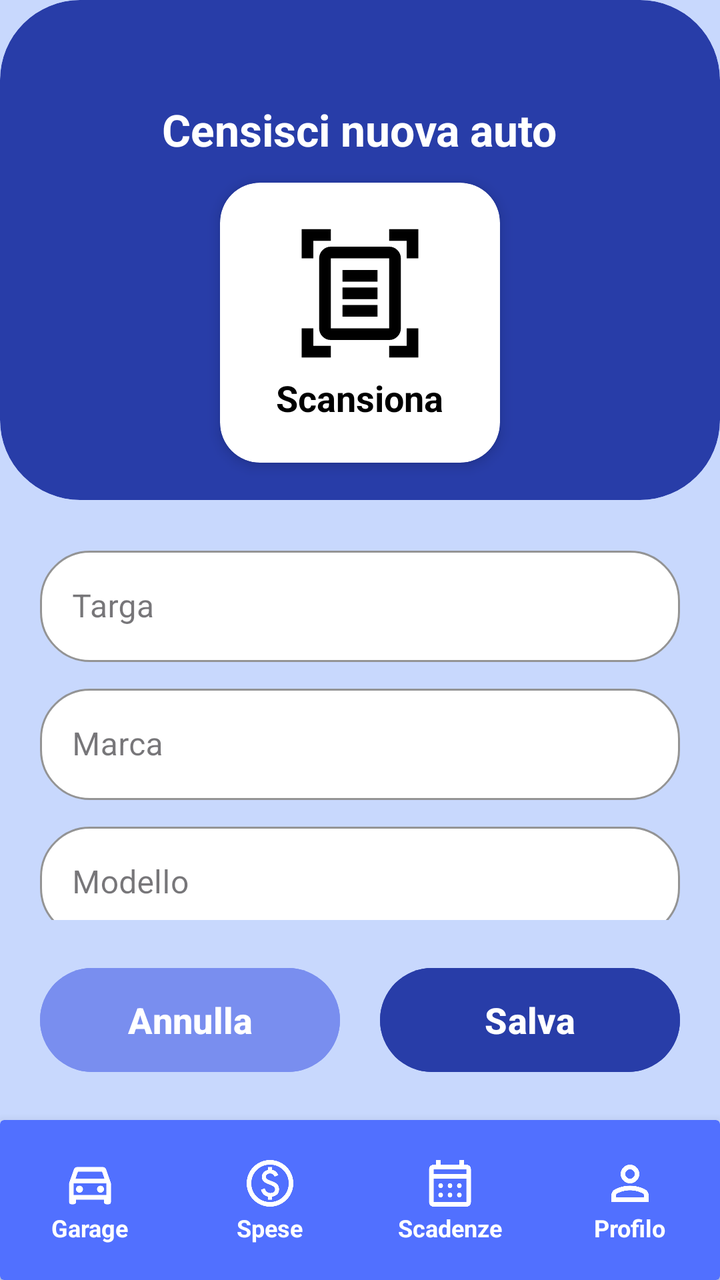
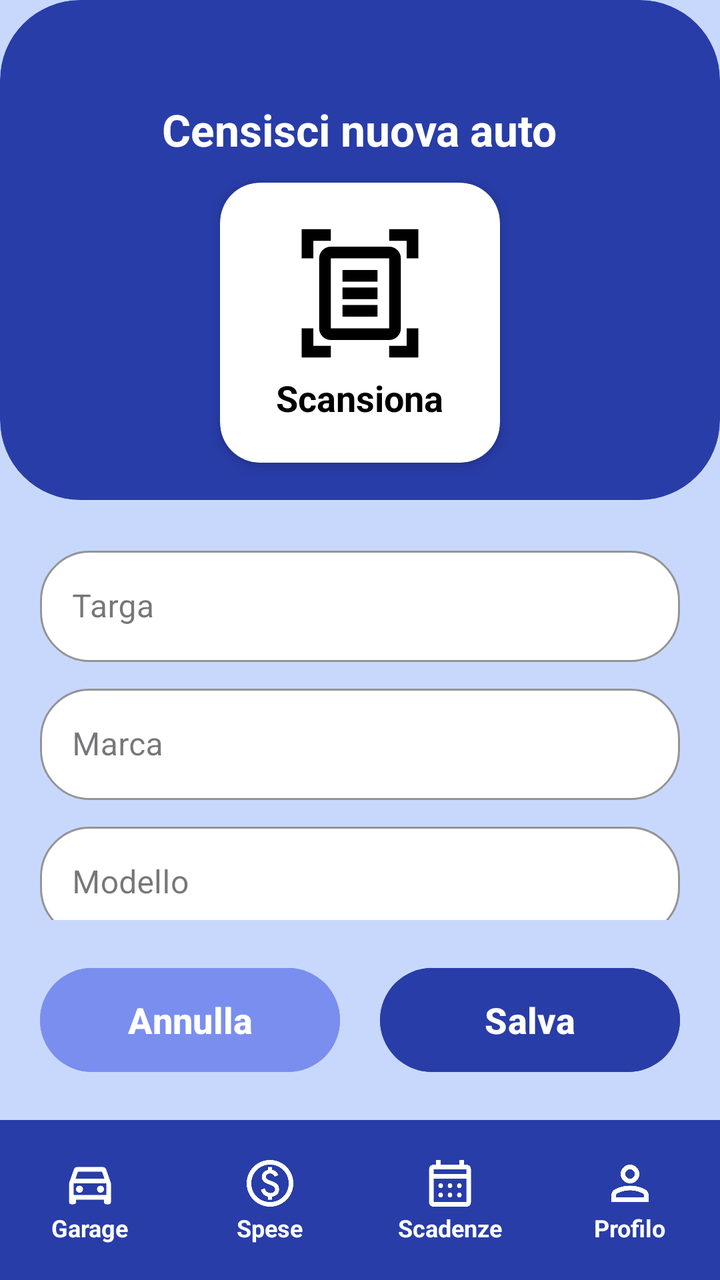

The first picture is an Android layout as it rendered before a commit; the second is the same layout after the commit. The layout source and the unified diff follow.
<!-- AndroidManifest.xml: application theme Theme.MyCarManager -->
<!-- res/layout/activity_censimento_auto.xml -->
<?xml version="1.0" encoding="utf-8"?>
<androidx.constraintlayout.widget.ConstraintLayout
    xmlns:android="http://schemas.android.com/apk/res/android"
    xmlns:app="http://schemas.android.com/apk/res-auto"
    android:layout_width="match_parent"
    android:layout_height="match_parent"
    android:background="@color/Blu_chiaro2"
    android:layout_marginTop="-40dp">

    <include
        android:id="@+id/header"
        layout="@layout/item_scansione"

        app:layout_constraintTop_toTopOf="parent"

        />

    
    <androidx.core.widget.NestedScrollView
        android:id="@+id/nsCampi"
        android:layout_width="match_parent"
        android:layout_height="0dp"
        android:fillViewport="true"
        android:isScrollContainer="true"
        app:layout_constraintTop_toBottomOf="@id/header"
        app:layout_constraintBottom_toTopOf="@id/llButtons">

        <LinearLayout
            android:layout_width="match_parent"
            android:layout_height="wrap_content"
            android:orientation="vertical"
            android:padding="20dp">

            
            <com.google.android.material.textfield.TextInputLayout
                style="@style/Widget.MaterialComponents.TextInputLayout.OutlinedBox"
                android:layout_width="match_parent"
                android:layout_height="wrap_content"
                android:layout_marginBottom="8dp"
                app:boxBackgroundColor="@color/Bianco"
                app:boxCornerRadiusBottomEnd="25dp"
                app:boxCornerRadiusBottomStart="25dp"
                app:boxCornerRadiusTopEnd="25dp"
                app:boxCornerRadiusTopStart="25dp"
                app:boxStrokeColor="@color/Blu"
                app:hintTextColor="@color/Blu">
                <com.google.android.material.textfield.TextInputEditText
                    android:layout_width="match_parent"
                    android:layout_height="wrap_content"
                    android:hint="Targa"
                    android:textColor="@color/Blu" />
            </com.google.android.material.textfield.TextInputLayout>
            <com.google.android.material.textfield.TextInputLayout
                style="@style/Widget.MaterialComponents.TextInputLayout.OutlinedBox"
                android:layout_width="match_parent"
                android:layout_height="wrap_content"
                android:layout_marginBottom="8dp"
                app:boxBackgroundColor="@color/Bianco"
                app:boxCornerRadiusBottomEnd="25dp"
                app:boxCornerRadiusBottomStart="25dp"
                app:boxCornerRadiusTopEnd="25dp"
                app:boxCornerRadiusTopStart="25dp"
                app:boxStrokeColor="@color/Blu"
                app:hintTextColor="@color/Blu">
                <com.google.android.material.textfield.TextInputEditText
                    android:layout_width="match_parent"
                    android:layout_height="wrap_content"
                    android:hint="Marca"
                    android:textColor="@color/Blu" />
            </com.google.android.material.textfield.TextInputLayout>
            <com.google.android.material.textfield.TextInputLayout
                style="@style/Widget.MaterialComponents.TextInputLayout.OutlinedBox"
                android:layout_width="match_parent"
                android:layout_height="wrap_content"
                android:layout_marginBottom="8dp"
                app:boxBackgroundColor="@color/Bianco"
                app:boxCornerRadiusBottomEnd="25dp"
                app:boxCornerRadiusBottomStart="25dp"
                app:boxCornerRadiusTopEnd="25dp"
                app:boxCornerRadiusTopStart="25dp"
                app:boxStrokeColor="@color/Blu"
                app:hintTextColor="@color/Blu">
                <com.google.android.material.textfield.TextInputEditText
                    android:layout_width="match_parent"
                    android:layout_height="wrap_content"
                    android:hint="Modello"
                    android:textColor="@color/Blu" />
            </com.google.android.material.textfield.TextInputLayout>
            <com.google.android.material.textfield.TextInputLayout
                style="@style/Widget.MaterialComponents.TextInputLayout.OutlinedBox"
                android:layout_width="match_parent"
                android:layout_height="wrap_content"
                android:layout_marginBottom="8dp"
                app:boxBackgroundColor="@color/Bianco"
                app:boxCornerRadiusBottomEnd="25dp"
                app:boxCornerRadiusBottomStart="25dp"
                app:boxCornerRadiusTopEnd="25dp"
                app:boxCornerRadiusTopStart="25dp"
                app:boxStrokeColor="@color/Blu"
                app:hintTextColor="@color/Blu">
                <com.google.android.material.textfield.TextInputEditText
                    android:layout_width="match_parent"
                    android:layout_height="wrap_content"
                    android:hint="Cilindrata"
                    android:textColor="@color/Blu" />
            </com.google.android.material.textfield.TextInputLayout>
            <com.google.android.material.textfield.TextInputLayout
                style="@style/Widget.MaterialComponents.TextInputLayout.OutlinedBox"
                android:layout_width="match_parent"
                android:layout_height="wrap_content"
                android:layout_marginBottom="8dp"
                app:boxBackgroundColor="@color/Bianco"
                app:boxCornerRadiusBottomEnd="25dp"
                app:boxCornerRadiusBottomStart="25dp"
                app:boxCornerRadiusTopEnd="25dp"
                app:boxCornerRadiusTopStart="25dp"
                app:boxStrokeColor="@color/Blu"
                app:hintTextColor="@color/Blu">
                <com.google.android.material.textfield.TextInputEditText
                    android:layout_width="match_parent"
                    android:layout_height="wrap_content"
                    android:hint="Km attuali"
                    android:textColor="@color/Blu" />
            </com.google.android.material.textfield.TextInputLayout>

            <com.google.android.material.textfield.TextInputLayout
                style="@style/Widget.MaterialComponents.TextInputLayout.OutlinedBox"
                android:layout_width="match_parent"
                android:layout_height="wrap_content"
                android:layout_marginBottom="8dp"
                app:boxBackgroundColor="@color/Bianco"
                app:boxCornerRadiusBottomEnd="25dp"
                app:boxCornerRadiusBottomStart="25dp"
                app:boxCornerRadiusTopEnd="25dp"
                app:boxCornerRadiusTopStart="25dp"
                app:boxStrokeColor="@color/Blu"
                app:hintTextColor="@color/Blu">
                <com.google.android.material.textfield.TextInputEditText
                    android:layout_width="match_parent"
                    android:layout_height="wrap_content"
                    android:hint="Immatricolazione"
                    android:textColor="@color/Blu" />
            </com.google.android.material.textfield.TextInputLayout>

            
            

        </LinearLayout>
    </androidx.core.widget.NestedScrollView>

    
    <LinearLayout
        android:id="@+id/llButtons"
        android:layout_width="match_parent"
        android:layout_height="wrap_content"
        android:orientation="horizontal"
        android:weightSum="2"
        android:padding="20dp"
        app:layout_constraintBottom_toTopOf="@id/nav_bar">

        <Button
            android:id="@+id/btnAnnulla"
            android:layout_width="0dp"
            android:layout_height="60dp"
            android:layout_weight="1"
            android:layout_marginEnd="10dp"
            android:backgroundTint="@color/Blu_pastello"
            android:text="Annulla"
            android:textAllCaps="false"
            android:textSize="18sp"
            android:textStyle="bold"
            app:cornerRadius="30dp" />

        <Button
            android:id="@+id/btnSalva"
            android:layout_width="0dp"
            android:layout_height="60dp"
            android:layout_weight="1"
            android:layout_marginStart="10dp"
            android:backgroundTint="@color/Blu"
            android:text="Salva"
            android:textAllCaps="false"
            android:textSize="18sp"
            android:textStyle="bold"
            app:cornerRadius="30dp" />

    </LinearLayout>

    
    <include
        android:id="@+id/nav_bar"
        layout="@layout/item_nav_bar"
        android:layout_width="match_parent"
        android:layout_height="wrap_content"
        app:layout_constraintBottom_toBottomOf="parent" />

</androidx.constraintlayout.widget.ConstraintLayout>
<!-- res/layout/item_scansione.xml (included above) -->
<?xml version="1.0" encoding="utf-8"?>
<androidx.cardview.widget.CardView
    xmlns:android="http://schemas.android.com/apk/res/android"
    xmlns:app="http://schemas.android.com/apk/res-auto"
    android:id="@+id/cvHeader"
    android:layout_width="match_parent"
    android:layout_height="250dp"
    android:layout_marginTop="-40dp"
    app:cardBackgroundColor="@color/Blu"
    app:cardCornerRadius="40dp"
    app:cardElevation="0dp">

    <LinearLayout
        android:layout_width="match_parent"
        android:layout_height="match_parent"
        android:orientation="vertical"
        android:gravity="center_horizontal"
        android:paddingTop="50dp">

        <TextView
            android:id="@+id/tvScansione"
            android:layout_width="wrap_content"
            android:layout_height="wrap_content"
            android:text="Censisci nuova auto"
            android:textColor="@color/Bianco"
            android:textSize="22sp"
            android:textStyle="bold"
            android:layout_marginBottom="12dp" />

        <androidx.cardview.widget.CardView
            android:id="@+id/cvScansionaBox"
            android:layout_width="140dp"
            android:layout_height="140dp"
            app:cardBackgroundColor="@color/Bianco"
            app:cardCornerRadius="20dp"
            app:cardElevation="4dp">

            <LinearLayout
                android:layout_width="match_parent"
                android:layout_height="match_parent"
                android:orientation="vertical"
                android:gravity="center"
                android:padding="10dp">

                <ImageView
                    android:id="@+id/imageView"
                    android:layout_width="70dp"
                    android:layout_height="70dp"
                    app:srcCompat="@drawable/ic_scanner"
                    app:tint="@color/Nero" />

                <TextView
                    android:layout_width="wrap_content"
                    android:layout_height="wrap_content"
                    android:text="Scansiona"
                    android:textColor="@color/Nero"
                    android:textSize="18sp"
                    android:textStyle="bold"
                    android:layout_marginTop="5dp" />
            </LinearLayout>
        </androidx.cardview.widget.CardView>

    </LinearLayout>
</androidx.cardview.widget.CardView>
<!-- res/layout/item_nav_bar.xml (included above) -->
<?xml version="1.0" encoding="utf-8"?>
<androidx.cardview.widget.CardView
    xmlns:android="http://schemas.android.com/apk/res/android"
    xmlns:app="http://schemas.android.com/apk/res-auto"
    xmlns:tools="http://schemas.android.com/tools"
    android:layout_width="match_parent"
    android:layout_height="120dp"
    android:layout_marginTop="-40dp"
    app:cardBackgroundColor="@color/Blu_intenso"
    app:cardElevation="8dp">

    
    <LinearLayout
        android:layout_width="match_parent"
        android:layout_height="80dp"
        android:layout_gravity="bottom"
        android:orientation="horizontal"
        android:baselineAligned="false">

        
        <LinearLayout
            android:layout_width="0dp"
            android:layout_height="match_parent"
            android:layout_weight="1"
            android:gravity="center"
            android:orientation="vertical"
            android:clickable="true"
            android:focusable="true"
            >

            <ImageView
                android:layout_width="34dp"
                android:layout_height="28dp"
                android:src="@drawable/ic_auto"
                app:tint="@color/Bianco" />
            <TextView
                android:layout_width="wrap_content"
                android:layout_height="wrap_content"
                android:text="Garage"
                android:textColor="@color/Bianco"
                android:textSize="12sp"
                android:textStyle="bold" />
        </LinearLayout>

        
        <LinearLayout
            android:layout_width="0dp"
            android:layout_height="match_parent"
            android:layout_weight="1"
            android:gravity="center"
            android:orientation="vertical"
            android:clickable="true"
            android:focusable="true"
            >
            <ImageView
                android:layout_width="28dp"
                android:layout_height="28dp"
                android:src="@drawable/ic_spese"
                app:tint="@color/Bianco" />
            <TextView
                android:layout_width="wrap_content"
                android:layout_height="wrap_content"
                android:text="Spese"
                android:textColor="@color/Bianco"
                android:textSize="12sp"
                android:textStyle="bold" />
        </LinearLayout>

        <LinearLayout
            android:layout_width="0dp"
            android:layout_height="match_parent"
            android:layout_weight="1"
            android:gravity="center"
            android:orientation="vertical"
            android:clickable="true"
            android:focusable="true"
            >
            <ImageView
                android:layout_width="28dp"
                android:layout_height="28dp"
                android:src="@drawable/ic_scadenze"
                app:tint="@color/Bianco" />
            <TextView
                android:layout_width="wrap_content"
                android:layout_height="wrap_content"
                android:text="Scadenze"
                android:textColor="@color/Bianco"
                android:textSize="12sp"
                android:textStyle="bold" />
        </LinearLayout>
        <LinearLayout
            android:layout_width="0dp"
            android:layout_height="match_parent"
            android:layout_weight="1"
            android:gravity="center"
            android:orientation="vertical"
            android:clickable="true"
            android:focusable="true"
            >
            <ImageView
                android:layout_width="28dp"
                android:layout_height="28dp"
                android:src="@drawable/ic_profilo"
                app:tint="@color/Bianco" />
            <TextView
                android:layout_width="wrap_content"
                android:layout_height="wrap_content"
                android:text="Profilo"
                android:textColor="@color/Bianco"
                android:textSize="12sp"
                android:textStyle="bold" />
        </LinearLayout>

    </LinearLayout>
</androidx.cardview.widget.CardView>
<!-- resources referenced by this layout -->
<resources>
  <color name="Bianco">#ffffff</color>
  <color name="Blu">#283da8</color>
  <color name="Blu_chiaro2">#c8d8fd</color>
  <color name="Blu_intenso">#5170ff</color>
  <color name="Blu_pastello">#798eef</color>
  <color name="Nero">#000000</color>
  <!-- drawable ic_auto (drawable) -->
  <vector xmlns:android="http://schemas.android.com/apk/res/android"
      android:width="24dp"
      android:height="24dp"
      android:viewportWidth="960"
      android:viewportHeight="960"
      android:tint="?attr/colorControlNormal">
    <path
        android:fillColor="@android:color/white"
        android:pathData="M240,760L240,800Q240,817 228.5,828.5Q217,840 200,840L160,840Q143,840 131.5,828.5Q120,817 120,800L120,480L204,240Q210,222 225.5,211Q241,200 260,200L700,200Q719,200 734.5,211Q750,222 756,240L840,480L840,800Q840,817 828.5,828.5Q817,840 800,840L760,840Q743,840 731.5,828.5Q720,817 720,800L720,760L240,760ZM232,400L728,400L686,280L274,280L232,400ZM200,480L200,480L200,680L200,680L200,480ZM300,640Q325,640 342.5,622.5Q360,605 360,580Q360,555 342.5,537.5Q325,520 300,520Q275,520 257.5,537.5Q240,555 240,580Q240,605 257.5,622.5Q275,640 300,640ZM660,640Q685,640 702.5,622.5Q720,605 720,580Q720,555 702.5,537.5Q685,520 660,520Q635,520 617.5,537.5Q600,555 600,580Q600,605 617.5,622.5Q635,640 660,640ZM200,680L760,680L760,480L200,480L200,680Z"/>
  </vector>
  <!-- drawable ic_scanner (drawable) -->
  <vector xmlns:android="http://schemas.android.com/apk/res/android"
      android:width="24dp"
      android:height="24dp"
      android:viewportWidth="960"
      android:viewportHeight="960"
      android:tint="?attr/colorControlNormal">
    <path
        android:fillColor="@android:color/white"
        android:pathData="M80,240L80,40L280,40L280,120L160,120L160,240L80,240ZM800,240L800,120L680,120L680,40L880,40L880,240L800,240ZM80,920L80,720L160,720L160,840L280,840L280,920L80,920ZM680,920L680,840L800,840L800,720L880,720L880,920L680,920ZM280,720Q280,720 280,720Q280,720 280,720L680,720Q680,720 680,720Q680,720 680,720L680,240Q680,240 680,240Q680,240 680,240L280,240Q280,240 280,240Q280,240 280,240L280,720ZM280,800Q247,800 223.5,776.5Q200,753 200,720L200,240Q200,207 223.5,183.5Q247,160 280,160L680,160Q713,160 736.5,183.5Q760,207 760,240L760,720Q760,753 736.5,776.5Q713,800 680,800L280,800ZM360,400L600,400L600,320L360,320L360,400ZM360,520L600,520L600,440L360,440L360,520ZM360,640L600,640L600,560L360,560L360,640ZM280,720L280,240Q280,240 280,240Q280,240 280,240L280,240Q280,240 280,240Q280,240 280,240L280,720Q280,720 280,720Q280,720 280,720L280,720Q280,720 280,720Q280,720 280,720Z"/>
  </vector>
  <style name="Theme.MyCarManager" parent="Base.Theme.MyCarManager" />
  <style name="Base.Theme.MyCarManager" parent="Theme.Material3.DayNight.NoActionBar">
          
          <item name="android:statusBarColor">@color/Blu</item>
          <item name="android:windowLightStatusBar">false</item>
          <item name="colorPrimary">@color/Blu</item>
          <item name="colorAccent">@color/Blu_scuro</item>
          <item name="colorOnPrimary">@color/Bianco</item>
          <item name="colorSecondary">@color/Blu_scuro</item>
          <item name="colorOnSecondary">@color/Nero</item>
          
          <item name="colorControlActivated">@color/Blu_chiaro</item>
          
          <item name="android:textColorHighlight">@color/Blu_intenso</item>
      </style>
  <color name="Blu_scuro">#0f1b6e</color>
  <color name="Blu_chiaro">#abb9fd</color>
  <!-- unchanged entries left out for length: 3 -->
</resources>

<!-- the commit's change to res/layout/activity_censimento_auto.xml (unified diff, before → after) -->
@@ -10,9 +10,7 @@
     <include
         android:id="@+id/header"
         layout="@layout/item_scansione"
-
         app:layout_constraintTop_toTopOf="parent"
-
         />
 
     
@@ -141,10 +139,6 @@
                     android:hint="Immatricolazione"
                     android:textColor="@color/Blu" />
             </com.google.android.material.textfield.TextInputLayout>
-
-            
-            
-
         </LinearLayout>
     </androidx.core.widget.NestedScrollView>
 
@@ -189,7 +183,7 @@
     
     <include
         android:id="@+id/nav_bar"
-        layout="@layout/item_nav_bar"
+        layout="@layout/activity_main"
         android:layout_width="match_parent"
         android:layout_height="wrap_content"
         app:layout_constraintBottom_toBottomOf="parent" />
@@ -260,119 +254,132 @@
 
     </LinearLayout>
 </androidx.cardview.widget.CardView>
-<!-- res/layout/item_nav_bar.xml (included above) -->
+<!-- res/layout/activity_main.xml (included above) -->
 <?xml version="1.0" encoding="utf-8"?>
-<androidx.cardview.widget.CardView
-    xmlns:android="http://schemas.android.com/apk/res/android"
+<androidx.constraintlayout.widget.ConstraintLayout xmlns:android="http://schemas.android.com/apk/res/android"
     xmlns:app="http://schemas.android.com/apk/res-auto"
-    xmlns:tools="http://schemas.android.com/tools"
     android:layout_width="match_parent"
-    android:layout_height="120dp"
-    android:layout_marginTop="-40dp"
-    app:cardBackgroundColor="@color/Blu_intenso"
-    app:cardElevation="8dp">
-
-    
-    <LinearLayout
-        android:layout_width="match_parent"
-        android:layout_height="80dp"
-        android:layout_gravity="bottom"
-        android:orientation="horizontal"
-        android:baselineAligned="false">
+    android:layout_height="match_parent">
+
+    <androidx.fragment.app.FragmentContainerView
+        android:id="@+id/main"
+        android:layout_width="match_parent"
+        android:layout_height="match_parent"
+        app:layout_constraintBottom_toBottomOf="parent"
+        app:layout_constraintEnd_toEndOf="parent"
+        app:layout_constraintStart_toStartOf="parent"
+        app:layout_constraintTop_toTopOf="parent" />
+
 
         
         <LinearLayout
-            android:layout_width="0dp"
-            android:layout_height="match_parent"
-            android:layout_weight="1"
-            android:gravity="center"
-            android:orientation="vertical"
-            android:clickable="true"
-            android:focusable="true"
-            >
-
-            <ImageView
-                android:layout_width="34dp"
-                android:layout_height="28dp"
-                android:src="@drawable/ic_auto"
-                app:tint="@color/Bianco" />
-            <TextView
-                android:layout_width="wrap_content"
-                android:layout_height="wrap_content"
-                android:text="Garage"
-                android:textColor="@color/Bianco"
-                android:textSize="12sp"
-                android:textStyle="bold" />
+            android:layout_width="match_parent"
+            android:layout_height="80dp"
+            android:layout_gravity="bottom"
+            android:orientation="horizontal"
+            android:baselineAligned="false"
+            android:background="@color/Blu"
+            app:layout_constraintBottom_toBottomOf="parent">
+
+            
+            <LinearLayout
+                android:id="@+id/llgarage"
+                android:layout_width="0dp"
+                android:layout_height="match_parent"
+                android:layout_weight="1"
+                android:gravity="center"
+                android:orientation="vertical"
+                android:clickable="true"
+                android:focusable="true"
+                >
+
+                <ImageView
+                    android:layout_width="34dp"
+                    android:layout_height="28dp"
+                    android:src="@drawable/ic_auto"
+                    app:tint="@color/Bianco" />
+                <TextView
+                    android:layout_width="wrap_content"
+                    android:layout_height="wrap_content"
+                    android:text="Garage"
+                    android:textColor="@color/Bianco"
+                    android:textSize="12sp"
+                    android:textStyle="bold" />
+            </LinearLayout>
+
+            
+            <LinearLayout
+                android:id="@+id/llspese"
+                android:layout_width="0dp"
+                android:layout_height="match_parent"
+                android:layout_weight="1"
+                android:gravity="center"
+                android:orientation="vertical"
+                android:clickable="true"
+                android:focusable="true"
+                >
+                <ImageView
+                    android:layout_width="28dp"
+                    android:layout_height="28dp"
+                    android:src="@drawable/ic_spese"
+                    app:tint="@color/Bianco" />
+                <TextView
+                    android:layout_width="wrap_content"
+                    android:layout_height="wrap_content"
+                    android:text="Spese"
+                    android:textColor="@color/Bianco"
+                    android:textSize="12sp"
+                    android:textStyle="bold" />
+            </LinearLayout>
+
+            <LinearLayout
+                android:id="@+id/llscadenze"
+                android:layout_width="0dp"
+                android:layout_height="match_parent"
+                android:layout_weight="1"
+                android:gravity="center"
+                android:orientation="vertical"
+                android:clickable="true"
+                android:focusable="true"
+                >
+                <ImageView
+                    android:layout_width="28dp"
+                    android:layout_height="28dp"
+                    android:src="@drawable/ic_scadenze"
+                    app:tint="@color/Bianco" />
+                <TextView
+                    android:layout_width="wrap_content"
+                    android:layout_height="wrap_content"
+                    android:text="Scadenze"
+                    android:textColor="@color/Bianco"
+                    android:textSize="12sp"
+                    android:textStyle="bold" />
+            </LinearLayout>
+            <LinearLayout
+                android:id="@+id/llprofilo"
+                android:layout_width="0dp"
+                android:layout_height="match_parent"
+                android:layout_weight="1"
+                android:gravity="center"
+                android:orientation="vertical"
+                android:clickable="true"
+                android:focusable="true"
+                >
+                <ImageView
+                    android:layout_width="28dp"
+                    android:layout_height="28dp"
+                    android:src="@drawable/ic_profilo"
+                    app:tint="@color/Bianco" />
+                <TextView
+                    android:layout_width="wrap_content"
+                    android:layout_height="wrap_content"
+                    android:text="Profilo"
+                    android:textColor="@color/Bianco"
+                    android:textSize="12sp"
+                    android:textStyle="bold" />
+            </LinearLayout>
+
         </LinearLayout>
 
-        
-        <LinearLayout
-            android:layout_width="0dp"
-            android:layout_height="match_parent"
-            android:layout_weight="1"
-            android:gravity="center"
-            android:orientation="vertical"
-            android:clickable="true"
-            android:focusable="true"
-            >
-            <ImageView
-                android:layout_width="28dp"
-                android:layout_height="28dp"
-                android:src="@drawable/ic_spese"
-                app:tint="@color/Bianco" />
-            <TextView
-                android:layout_width="wrap_content"
-                android:layout_height="wrap_content"
-                android:text="Spese"
-                android:textColor="@color/Bianco"
-                android:textSize="12sp"
-                android:textStyle="bold" />
-        </LinearLayout>
-
-        <LinearLayout
-            android:layout_width="0dp"
-            android:layout_height="match_parent"
-            android:layout_weight="1"
-            android:gravity="center"
-            android:orientation="vertical"
-            android:clickable="true"
-            android:focusable="true"
-            >
-            <ImageView
-                android:layout_width="28dp"
-                android:layout_height="28dp"
-                android:src="@drawable/ic_scadenze"
-                app:tint="@color/Bianco" />
-            <TextView
-                android:layout_width="wrap_content"
-                android:layout_height="wrap_content"
-                android:text="Scadenze"
-                android:textColor="@color/Bianco"
-                android:textSize="12sp"
-                android:textStyle="bold" />
-        </LinearLayout>
-        <LinearLayout
-            android:layout_width="0dp"
-            android:layout_height="match_parent"
-            android:layout_weight="1"
-            android:gravity="center"
-            android:orientation="vertical"
-            android:clickable="true"
-            android:focusable="true"
-            >
-            <ImageView
-                android:layout_width="28dp"
-                android:layout_height="28dp"
-                android:src="@drawable/ic_profilo"
-                app:tint="@color/Bianco" />
-            <TextView
-                android:layout_width="wrap_content"
-                android:layout_height="wrap_content"
-                android:text="Profilo"
-                android:textColor="@color/Bianco"
-                android:textSize="12sp"
-                android:textStyle="bold" />
-        </LinearLayout>
-
-    </LinearLayout>
-</androidx.cardview.widget.CardView>
+
+</androidx.constraintlayout.widget.ConstraintLayout>
